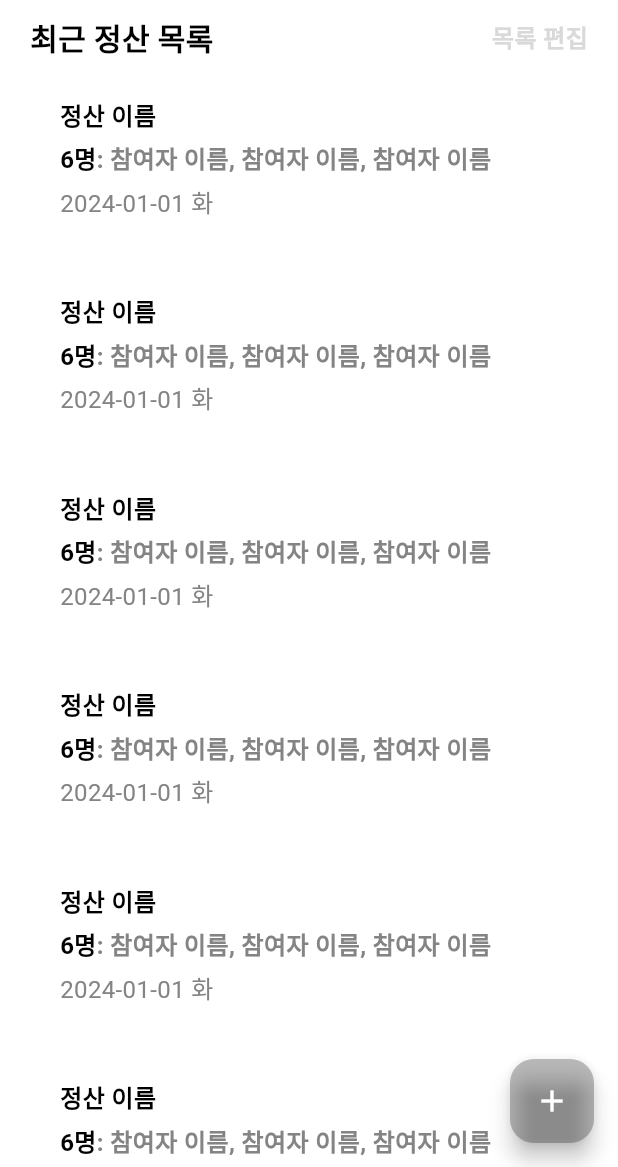
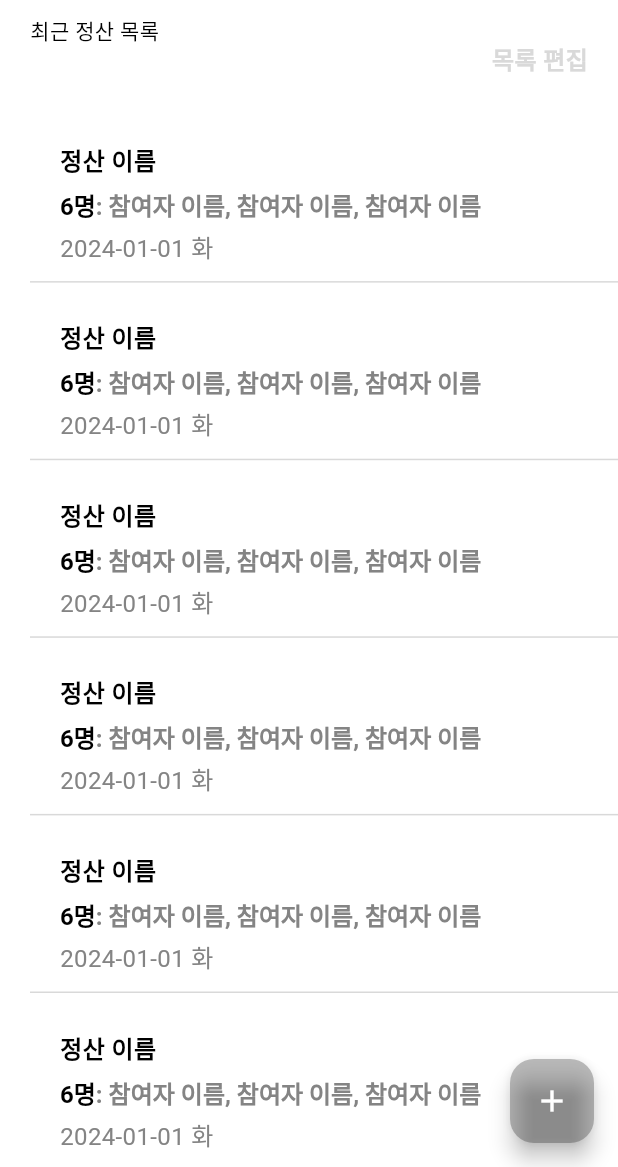
Before and after one commit to UmWooNeAh/Yemon, a Flutter app: the screen it shows after launch, on a phone screen of 412 x 824 dp, the part 69-1236 px from its top. Run offline on Flutter 3.47's test engine with Material 3 defaults, Android fonts, the phone set to English and light mode, and no system bars; our stand-ins replace dotted_border, flutter_inset_box_shadow, flutter_riverpod, go_router, sqflite; accounts and stored records are empty.

Commit message:
Design : SettlementListPage
위젯 계층 수정 및 디자인 수정.

```diff
--- a/lib/View/settlement_list_page.dart
+++ b/lib/View/settlement_list_page.dart
@@ -4,6 +4,7 @@ import 'package:go_router/go_router.dart';
 import 'package:sqlite_test/ViewModel/mainviewmodel.dart';
 import 'package:flutter_inset_box_shadow/flutter_inset_box_shadow.dart';
 import 'package:sqlite_test/theme.dart';
+import '../Model/Settlement.dart';
 import '../theme.dart';
 import '../ViewModel/mainviewmodel.dart';
 import '../theme.dart';
@@ -18,6 +19,7 @@ class EditManagement extends ChangeNotifier{
   void toggleEdit(){
     isEdit = !isEdit;
     isSelected = List.generate(size, (index) => false);
+    isAllSelect = false;
     notifyListeners();
   }
 
@@ -78,46 +80,54 @@ class _SettlementListPageState extends ConsumerState<SettlementListPage> {
         ),
       ),
       body: SafeArea(
-        child: Column(
-          children: [
+        child: Column(children: [
           Row(
             mainAxisAlignment: MainAxisAlignment.spaceBetween,
             children: [
               Container(
                 margin: const EdgeInsets.only(left: 20),
-                  child: editManagement.isEdit ? Row(
+                height: 60,
+                child: editManagement.isEdit
+                    ? Row(
                         children: [
                           Column(
                             children: [
                               Transform.scale(
                                 scale: 1.6,
                                 child: Checkbox(
+                                  materialTapTargetSize: MaterialTapTargetSize
+                                      .shrinkWrap,
                                   value: editManagement.isAllSelect,
-                              onChanged: (value){
+                                  onChanged: (value) {
                                     editManagement.toggleAllSelect();
                                   },
                                   shape: RoundedRectangleBorder(
                                     borderRadius: BorderRadius.circular(10),
                                   ),
+                                  side: BorderSide(color: basic[1], width: 2),
+                                ),
+                              ),
+                              Text(
+                                "전체",
+                                style: TextStyle(
+                                  fontSize: 12,
+                                  fontWeight: FontWeight.w700,
+                                ),
+                              ),
+                            ],
+                          ),
+                          const SizedBox(width:15),
+                          Text(
+                            "${editManagement.isSelected.where((element) => element == true).length}개 선택됨",
+                            style: TextStyle(
+                              fontSize: 18,
+                              fontWeight: FontWeight.w700,
+                              color: basic[3],
                             ),
                           ),
                           Text("전체")
                         ],
-                      ),
-                      Text("${editManagement.isSelected.where((element) => element == true).length}개 선택됨",
-                        style: TextStyle(
-                          fontSize: 16,
-                          fontWeight: FontWeight.w600,
-                          color: basic[3],
-                        ),
-                      )
-                    ],
-                  ): const Text("최근 정산 목록",
-                    style: TextStyle(
-                      fontSize: 20,
-                      fontWeight: FontWeight.w600,
-                    ),
-                  ),
+                    ) : Text("최근 정산 목록"),
                   ),
                 InkWell(
                   onTap:(){
@@ -255,7 +265,8 @@ class _SettlementListPageState extends ConsumerState<SettlementListPage> {
       floatingActionButton: Container(
         margin: EdgeInsets.only(bottom: editManagement.isEdit && editManagement.isSelected.contains(true) ? 80 : 0),
         child: FloatingActionButton(
-          onPressed: (){
+          onPressed: () {
+            provider.settlementList.insert(0,Settlement());
             context.push('/SettlementManagementPage');
           },
           backgroundColor: basic[6],
@@ -279,41 +290,75 @@ class _SingleSettlementState extends ConsumerState<SingleSettlement> {
   Widget build(BuildContext context) {
     final editManagement = ref.watch(editManagementProvider);
     final size = MediaQuery.of(context).size;
-    return Column(
+    return Container(
+      color: editManagement.isSelected[widget.index] ? Color(0xFFD9D9D9).withOpacity(0.85) : Colors.transparent,
+      margin: const EdgeInsets.only(left:20),
+      child: Column(
         children: [
-        Stack(
+          Row(
             children: [
+              AnimatedContainer(
+                    duration: const Duration(milliseconds: 300),
+                    width: editManagement.isEdit ? size.width * 0.1 : 0,
+                    child: Transform.scale(
+                      scale: 1.6,
+                      child: AnimatedOpacity(
+                        duration: const Duration(milliseconds: 200),
+                        opacity: editManagement.isEdit ? 1 : 0,
+                        child: Checkbox(
+                          value: editManagement.isSelected[widget.index],
+                          onChanged: (value) {
+                            if(!editManagement.isEdit) return;
+                            editManagement.toggleSelect(widget.index);
+                          },
+                          shape: RoundedRectangleBorder(
+                            borderRadius: BorderRadius.circular(10),
+                          ),
+                          checkColor: Colors.white,
+                          activeColor: basic[6],
+                          side: BorderSide(color: basic[1]),
+                        ),
+                      ),
+                    ),
+                  ),
               InkWell(
-              onTap:(){
-                if(editManagement.isEdit) {
+                onTap: () {
+                  if (editManagement.isEdit) {
                     editManagement.toggleSelect(widget.index);
                   } else {
                     context.push('/SettlementInformation');
                   }
                 },
-              onLongPress: (){
-                if(!editManagement.isEdit) {
-                  editManagement.toggleEdit();
+                onLongPress: () {
+                  if (!editManagement.isEdit) {editManagement.toggleEdit();
                   }
                   editManagement.toggleSelect(widget.index);
                 },
                 child: AnimatedContainer(
                   duration: const Duration(milliseconds: 300),
-                width: size.width * 0.9,
-                height: 80,
-                margin: EdgeInsets.only(left: editManagement.isEdit ? 80 : 40, right: 40, top:25, bottom: 10),
+                  width: size.width * 0.7,
+                  height: size.height * 0.1,
+                  margin: EdgeInsets.only(
+                      left: 20,
+                      right: 40,
+                      top: 25,
+                      bottom: 10),
                   child: Column(
                     crossAxisAlignment: CrossAxisAlignment.start,
                     children: [
-                    Text("정산 이름",
+                      Text(
+                        "정산 이름",
                         style: TextStyle(
                           fontSize: 16,
                           fontWeight: FontWeight.w700,
                         ),
                       ),
-                    Container(
-                      margin: const EdgeInsets.only(top: 5,bottom: 5),
-                      child: Text.rich(
+                      Flexible(
+                        child: Container(
+                          margin: const EdgeInsets.only(top: 5, bottom: 5),
+                          child: RichText(
+                            overflow: TextOverflow.ellipsis,
+                            text :
                             TextSpan(
                               children: [
                                 TextSpan(
@@ -321,6 +366,7 @@ class _SingleSettlementState extends ConsumerState<SingleSettlement> {
                                   style: TextStyle(
                                     fontSize: 16,
                                     fontWeight: FontWeight.w600,
+                                    color: Colors.black
                                   ),
                                 ),
                                 TextSpan(
@@ -331,50 +377,29 @@ class _SingleSettlementState extends ConsumerState<SingleSettlement> {
                                     color: basic[3],
                                   ),
                                 ),
-                          ]
-                        )
+                          ])),
                         ),
                       ),
-                    Text("2024-01-01 화",
+                      Text(
+                        "2024-01-01 화",
                         style: TextStyle(
                             fontSize: 16,
                             fontWeight: FontWeight.w400,
-                        color: basic[3]
-                      ),
+                            color: basic[3]),
                       ),
                     ],
                   ),
                 ),
               ),
-            editManagement.isEdit ?
-            Positioned(
-              top: 40, left: 20,
-              child: Transform.scale(
-                scale: 1.6,
-                child: Checkbox(
-                  value: editManagement.isSelected[widget.index],
-                  onChanged: (value){
-                    editManagement.toggleSelect(widget.index);
-                  },
-                  shape: RoundedRectangleBorder(
-                    borderRadius: BorderRadius.circular(10),
-                  ),
-                  checkColor: Colors.white,
-                  activeColor: basic[6],
-                  side: BorderSide(color: basic[1]),
-                ),
-              ),
-            ) :
-            const SizedBox.shrink(),
             ],
           ),
           Container(
-          margin: const EdgeInsets.only(left: 20, right: 20),
-          child: Divider(
-            thickness: 2,
+            color: basic[2],
+            height: 1,
+            width: size.width
+          )
+        ],
       ),
-        ),
-      ],
     );
   }
 }
```
Lines whose indentation alone changed are shown as unchanged.
